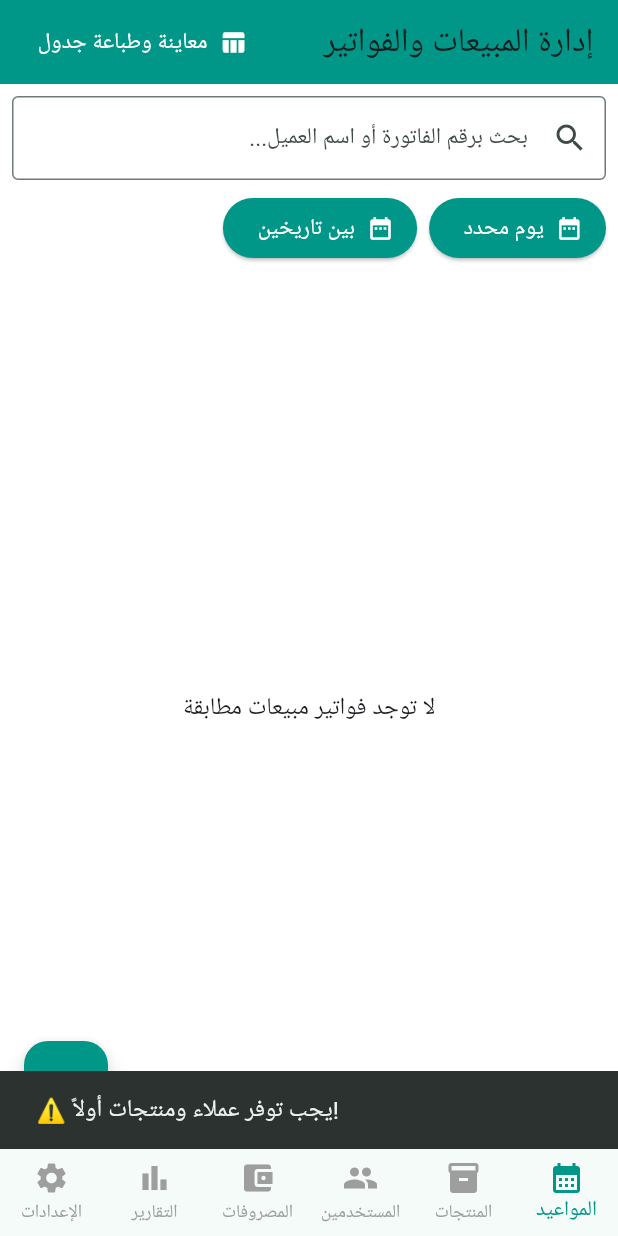
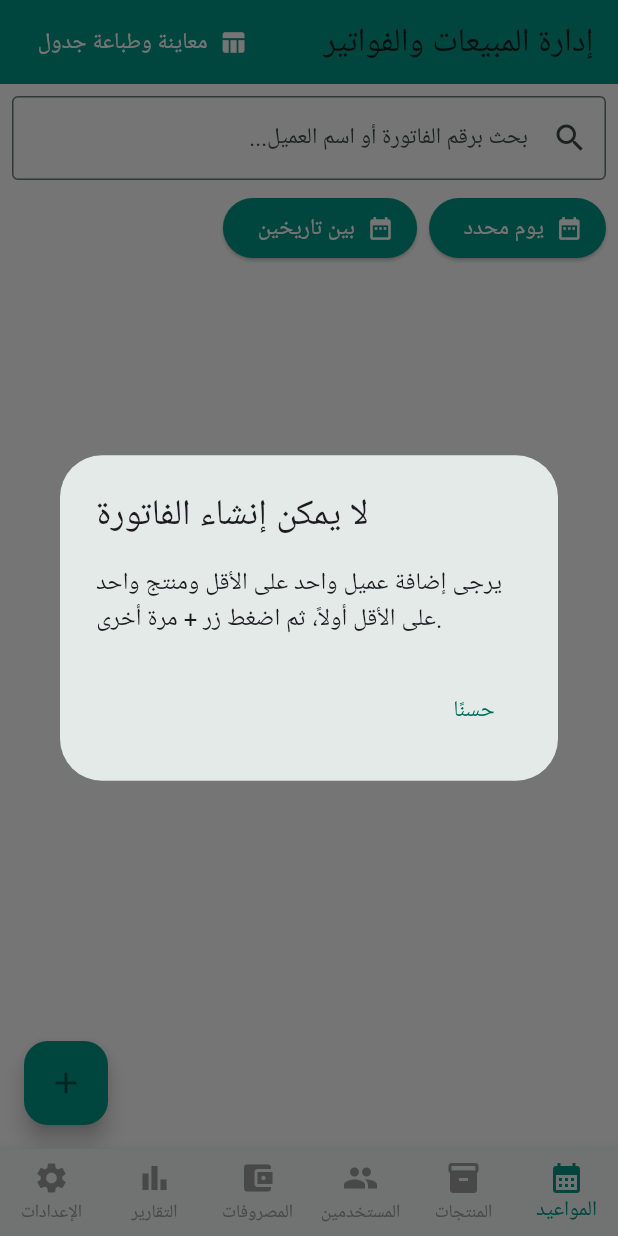
Before and after one commit to ahm933916-creator/General-Mobile-Store, a Flutter app: the screen it shows after launch, after a tap on the "add" icon, on a phone screen of 412 x 824 dp. Run offline on Flutter 3.47's test engine with Material 3 defaults, Android fonts, the phone set to English and light mode, and no system bars; our stand-ins replace file_picker, shared_preferences, sqflite, sqflite_common_ffi; accounts and stored records are empty.

Commit message:
Fix add invoice button feedback and data loading

```diff
--- a/lib/screens/appointments_screen.dart
+++ b/lib/screens/appointments_screen.dart
@@ -18,6 +18,7 @@ class _AppointmentsScreenState extends State<AppointmentsScreen> {
   List _salesInvoices = [];
   List _users = [];
   List _products = [];
+  bool _isLoadingData = false;
 
   final TextEditingController _searchController = TextEditingController();
   String _searchQuery = '';
@@ -35,19 +36,27 @@ class _AppointmentsScreenState extends State<AppointmentsScreen> {
     _loadData();
   }
 
-  void _loadData() async {
+  Future<void> _loadData() async {
+    if (mounted) setState(() => _isLoadingData = true);
     try {
       final invoices = await DatabaseHelper.instance.getSalesInvoices();
       final usersList = await DatabaseHelper.instance.getUsers();
       final productsList = await DatabaseHelper.instance.getProducts();
 
+      if (!mounted) return;
       setState(() {
         _salesInvoices = invoices;
         _users = usersList;
         _products = productsList;
+        _isLoadingData = false;
       });
     } catch (e) {
       print("خطأ: $e");
+      if (!mounted) return;
+      setState(() => _isLoadingData = false);
+      ScaffoldMessenger.of(context).showSnackBar(
+        SnackBar(content: Text('❌ تعذر تحميل بيانات الفاتورة: $e'), backgroundColor: Colors.red),
+      );
     }
   }
 
@@ -293,9 +302,29 @@ class _AppointmentsScreenState extends State<AppointmentsScreen> {
     );
   }
 
-  void _showAddSalesInvoiceDialog({Map? invoiceToEdit}) {
+  Future<void> _showAddSalesInvoiceDialog({Map? invoiceToEdit}) async {
+    // The page can be displayed before its first async database read finishes.
+    // Reload once when the user explicitly asks to add an invoice.
+    if (_isLoadingData || _users.isEmpty || _products.isEmpty) {
+      await _loadData();
+    }
+
     if (_users.isEmpty || _products.isEmpty) {
-      ScaffoldMessenger.of(context).showSnackBar(const SnackBar(content: Text('⚠️ يجب توفر عملاء ومنتجات أولاً!')));
+      if (!mounted) return;
+      final missing = [
+        if (_users.isEmpty) 'عميل واحد على الأقل',
+        if (_products.isEmpty) 'منتج واحد على الأقل',
+      ].join(' و');
+      await showDialog<void>(
+        context: context,
+        builder: (dialogContext) => AlertDialog(
+          title: const Text('لا يمكن إنشاء الفاتورة'),
+          content: Text('يرجى إضافة $missing أولاً، ثم اضغط زر + مرة أخرى.'),
+          actions: [
+            TextButton(onPressed: () => Navigator.pop(dialogContext), child: const Text('حسنًا')),
+          ],
+        ),
+      );
       return;
     }
 
@@ -639,7 +668,9 @@ class _AppointmentsScreenState extends State<AppointmentsScreen> {
       floatingActionButton: FloatingActionButton(
         onPressed: () => _showAddSalesInvoiceDialog(),
         backgroundColor: Colors.teal,
-        child: const Icon(Icons.add),
+        child: _isLoadingData
+            ? const SizedBox(width: 22, height: 22, child: CircularProgressIndicator(strokeWidth: 2, color: Colors.white))
+            : const Icon(Icons.add),
       ),
       body: Container(
         color: Colors.white,
```
